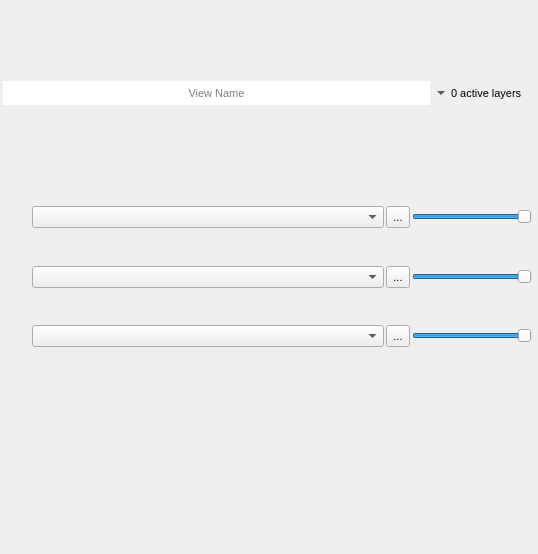
Old version of the form ui/layer_view_widget.ui in the repository SMByC/ThRasE.
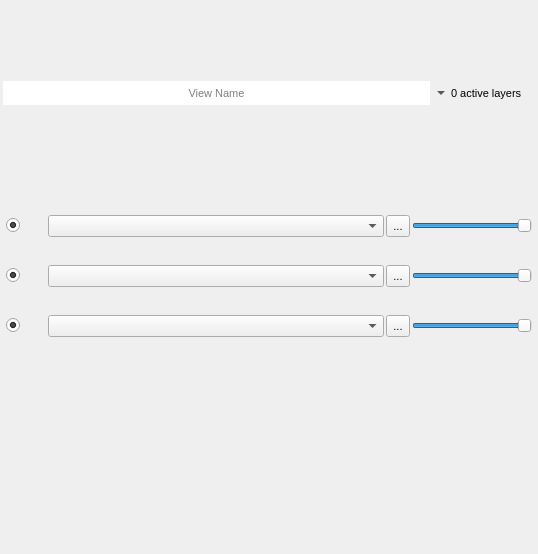
New version of the form. Icons and pictures are not drawn. Custom widgets are drawn as their Qt base class.

Commit message: Implemented the on/off radio button per active layer and fix font size in main dialog

The edit to the form file:
```diff
--- a/ui/layer_view_widget.ui
+++ b/ui/layer_view_widget.ui
@@ -100,10 +100,7 @@
    </item>
    <item>
     <widget class="QWidget" name="widget_ActiveLayers" native="true">
-     <layout class="QVBoxLayout" name="verticalLayout_2">
-      <property name="spacing">
-       <number>2</number>
-      </property>
+     <layout class="QGridLayout" name="gridLayout">
       <property name="leftMargin">
        <number>3</number>
       </property>
@@ -116,7 +113,10 @@
       <property name="bottomMargin">
        <number>3</number>
       </property>
-      <item>
+      <property name="spacing">
+       <number>2</number>
+      </property>
+      <item row="0" column="1">
        <widget class="QWidget" name="widget_ActiveLayer_1" native="true">
         <layout class="QHBoxLayout" name="horizontalLayout_26">
          <property name="spacing">
@@ -261,7 +261,7 @@
         </layout>
        </widget>
       </item>
-      <item>
+      <item row="1" column="1">
        <widget class="QWidget" name="widget_ActiveLayer_2" native="true">
         <layout class="QHBoxLayout" name="horizontalLayout_27">
          <property name="spacing">
@@ -406,7 +406,7 @@
         </layout>
        </widget>
       </item>
-      <item>
+      <item row="2" column="1">
        <widget class="QWidget" name="widget_ActiveLayer_3" native="true">
         <layout class="QHBoxLayout" name="horizontalLayout_28">
          <property name="spacing">
@@ -551,6 +551,69 @@
         </layout>
        </widget>
       </item>
+      <item row="0" column="0">
+       <widget class="QRadioButton" name="OnOffActiveLayer_1">
+        <property name="font">
+         <font>
+          <pointsize>8</pointsize>
+         </font>
+        </property>
+        <property name="toolTip">
+         <string>On/Off this layer</string>
+        </property>
+        <property name="text">
+         <string/>
+        </property>
+        <property name="checked">
+         <bool>true</bool>
+        </property>
+        <property name="autoExclusive">
+         <bool>false</bool>
+        </property>
+       </widget>
+      </item>
+      <item row="1" column="0">
+       <widget class="QRadioButton" name="OnOffActiveLayer_2">
+        <property name="font">
+         <font>
+          <pointsize>8</pointsize>
+         </font>
+        </property>
+        <property name="toolTip">
+         <string>On/Off this layer</string>
+        </property>
+        <property name="text">
+         <string/>
+        </property>
+        <property name="checked">
+         <bool>true</bool>
+        </property>
+        <property name="autoExclusive">
+         <bool>false</bool>
+        </property>
+       </widget>
+      </item>
+      <item row="2" column="0">
+       <widget class="QRadioButton" name="OnOffActiveLayer_3">
+        <property name="font">
+         <font>
+          <pointsize>8</pointsize>
+         </font>
+        </property>
+        <property name="toolTip">
+         <string>On/Off this layer</string>
+        </property>
+        <property name="text">
+         <string/>
+        </property>
+        <property name="checked">
+         <bool>true</bool>
+        </property>
+        <property name="autoExclusive">
+         <bool>false</bool>
+        </property>
+       </widget>
+      </item>
      </layout>
     </widget>
    </item>
```
Left out of the diff: 51 changed lines with no effect on the pictures. The commit also changes 1 other file.
